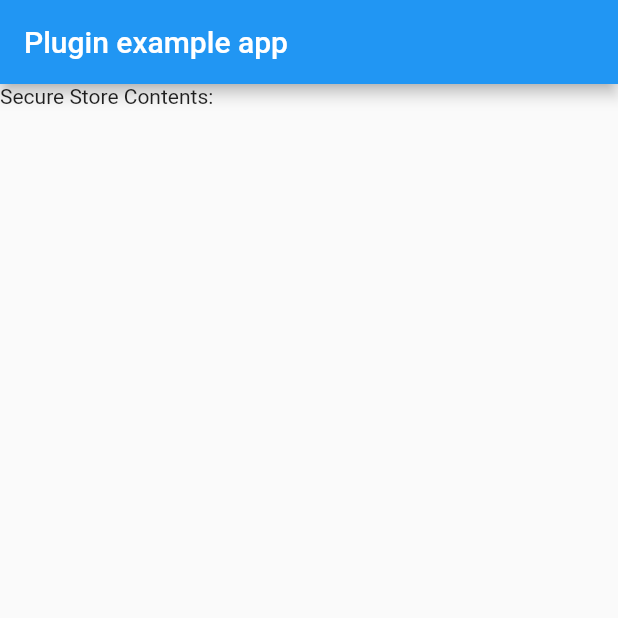
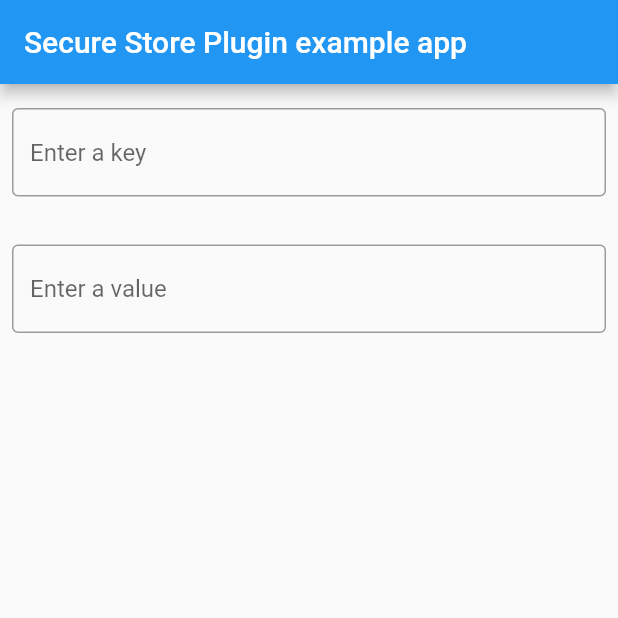
Before and after one commit to kimj/secure_store, a Flutter app: the screen it shows after launch, on a phone screen of 412 x 824 dp, the top half of it. Run offline on Flutter 3.47's test engine with Material 2 defaults, Android fonts, the phone set to English and light mode, and no system bars; our stand-ins replace plugin_platform_interface; missing offline and left inert: dart:html.

Commit message:
attempt at adding in a test app

```diff
--- a/example/lib/main.dart
+++ b/example/lib/main.dart
@@ -36,6 +36,7 @@ class _MyAppState extends State<MyApp> {
     } on PlatformException {
       result = 'Secure Store Failure';
     }
+
     // Platform messages may fail, so we use a try/catch PlatformException.
     // We also handle the message potentially returning null.
 
@@ -53,11 +54,45 @@ class _MyAppState extends State<MyApp> {
   Widget build(BuildContext context) {
     return MaterialApp(
       home: Scaffold(
-        appBar: AppBar(
-          title: const Text('Plugin example app'),
-        ),
-        body: Text('Secure Store Contents:  $_result\n'),
-      ),
+          appBar: AppBar(
+            title: const Text('Secure Store Plugin example app'),
+          ),
+          body: const Column(
+            crossAxisAlignment: CrossAxisAlignment.start,
+            children: <Widget>[
+              Padding(
+                padding: EdgeInsets.symmetric(horizontal: 8, vertical: 16),
+                child: TextField(
+                  decoration: InputDecoration(
+                    border: OutlineInputBorder(),
+                    hintText: 'Enter a key',
+                  ),
+                ),
+              ),
+              Padding(
+                padding: EdgeInsets.symmetric(horizontal: 8, vertical: 16),
+                child: TextField(
+                  decoration: InputDecoration(
+                    border: OutlineInputBorder(),
+                    hintText: 'Enter a value',
+                  ),
+                ),
+              ),
+              Padding(
+                  padding: EdgeInsets.symmetric(horizontal: 8, vertical: 16),
+                  child: Row(
+                    children: [
+/*                  OutlinedButton(onPressed: () {
+                    _secureStore.write(key: , value: value)
+                  }, child: Text('Write'),),
+                  OutlinedButton(onPressed: () {  }, child: Text('Read'),),
+                  OutlinedButton(onPressed: () {  }, child: Text('Contains'),),
+                  OutlinedButton(onPressed: () {  }, child: Text('Delete'),),
+                */
+                    ],
+                  )),
+            ],
+          )),
     );
   }
 }
```
